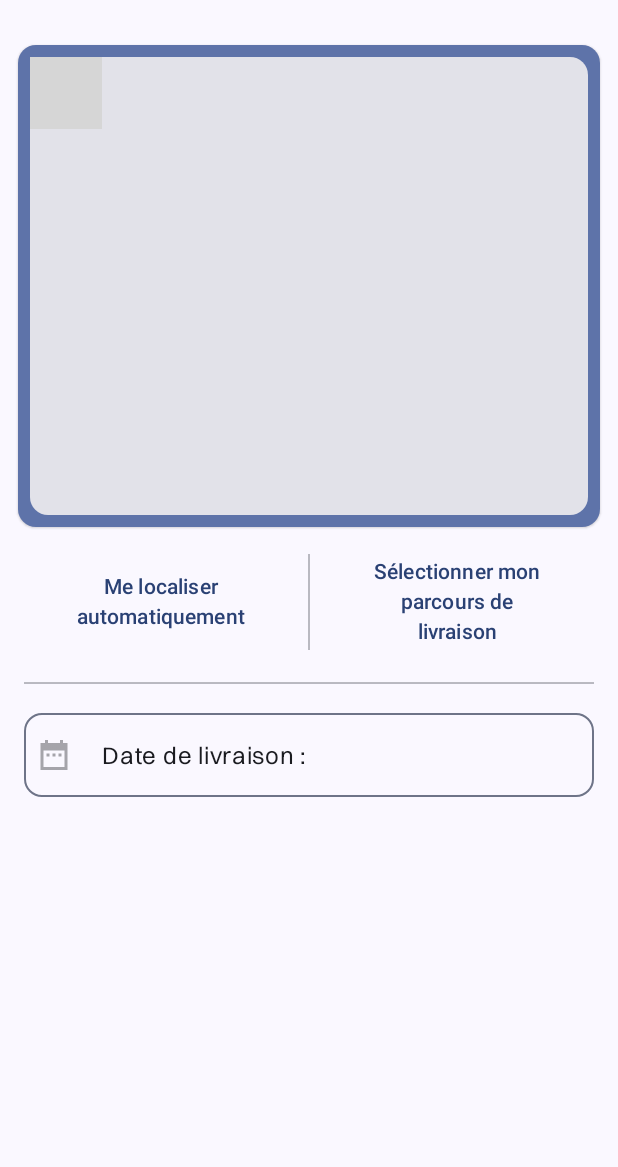
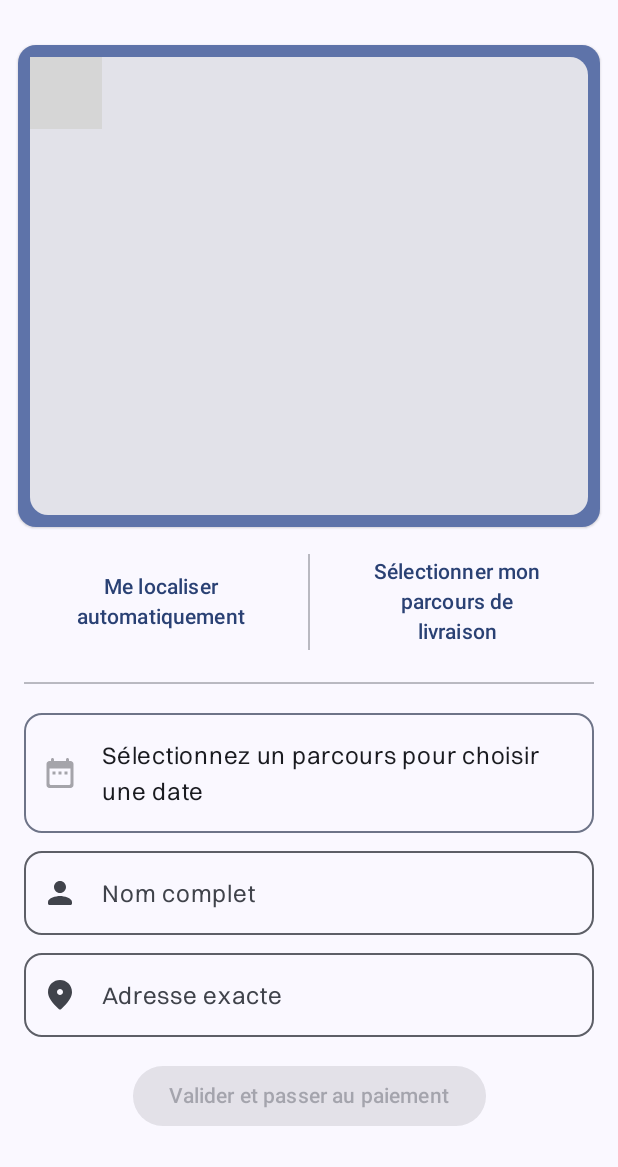
Before and after one commit to MarchalTommy/La_Fromagerie, an Android app built with Jetpack Compose: the DeliveryOptionScreen screen opened through its navigation route, on a phone screen of 412 x 824 dp, the part 69-1236 px from its top. Run offline under Robolectric (Android 15) with nearby library versions, the phone set to English and light mode, and no system bars; libraries missing offline, so code that uses them is left out: com.mapbox.android, com.mapbox.common, com.mapbox.geojson, com.mapbox.maps; Roboto replaces fonts that are not available here; 9 statements that could not run were skipped; grey boxes are pictures that could not be loaded.

Commit message:
* Continued Delivery options: - Added basic user data form

```diff
--- a/app/src/main/java/com/mtdevelopment/lafromagerie/navigation/NavGraph.kt
+++ b/app/src/main/java/com/mtdevelopment/lafromagerie/navigation/NavGraph.kt
@@ -28,7 +28,7 @@ fun NavGraph(
 ) {
     NavHost(
         navController = navController,
-        startDestination = DeliveryOptionScreen,
+        startDestination = HomeScreen,
         modifier = Modifier.padding(paddingValues)
     ) {
 
--- a/checkout/presentation/src/main/java/com/mtdevelopment/checkout/presentation/composable/DateTextField.kt
+++ b/checkout/presentation/src/main/java/com/mtdevelopment/checkout/presentation/composable/DateTextField.kt
@@ -5,7 +5,7 @@ import androidx.compose.foundation.clickable
 import androidx.compose.foundation.layout.fillMaxWidth
 import androidx.compose.foundation.layout.padding
 import androidx.compose.material.icons.Icons
-import androidx.compose.material.icons.sharp.DateRange
+import androidx.compose.material.icons.rounded.DateRange
 import androidx.compose.material3.DatePickerState
 import androidx.compose.material3.ExperimentalMaterial3Api
 import androidx.compose.material3.Icon
@@ -16,6 +16,7 @@ import androidx.compose.material3.ShapeDefaults
 import androidx.compose.material3.Text
 import androidx.compose.runtime.Composable
 import androidx.compose.runtime.MutableState
+import androidx.compose.runtime.State
 import androidx.compose.ui.Modifier
 import androidx.compose.ui.graphics.Color
 import androidx.compose.ui.res.stringResource
@@ -25,14 +26,19 @@ import com.mtdevelopment.checkout.presentation.R
 @OptIn(ExperimentalMaterial3Api::class)
 @Composable
 fun DateTextField(
+    shouldBeClickable: State<Boolean>,
     datePickerVisibility: MutableState<Boolean>,
     datePickerState: DatePickerState,
-    dateFieldText: MutableState<String>,
+    dateFieldText: MutableState<String>
 ) {
     OutlinedTextField(
-        modifier = Modifier.clickable {
-            datePickerVisibility.value = true
-        }.padding(horizontal = 8.dp).fillMaxWidth(),
+        modifier = if (shouldBeClickable.value) {
+            Modifier.clickable {
+                datePickerVisibility.value = true
+            }.padding(horizontal = 8.dp).fillMaxWidth()
+        } else {
+            Modifier.padding(horizontal = 8.dp).fillMaxWidth()
+        },
         value = if (datePickerState.selectableDates.isSelectableDate(
                 datePickerState.selectedDateMillis ?: 0L
             )
@@ -47,7 +53,11 @@ fun DateTextField(
         enabled = false,
         label = {
             Text(
-                stringResource(R.string.delivery_date_label),
+                if (shouldBeClickable.value) {
+                    stringResource(R.string.delivery_date_label)
+                } else {
+                    "Sélectionnez un parcours pour choisir une date"
+                },
                 Modifier.background(Color.Transparent)
             )
         },
@@ -61,7 +71,7 @@ fun DateTextField(
             disabledBorderColor = MaterialTheme.colorScheme.secondaryContainer
         ),
         leadingIcon = {
-            Icon(Icons.Sharp.DateRange, "", Modifier.padding(end = 8.dp))
+            Icon(Icons.Rounded.DateRange, "")
         }
     )
 }
--- /dev/null
+++ b/checkout/presentation/src/main/java/com/mtdevelopment/checkout/presentation/composable/UserInfoComposable.kt
@@ -0,0 +1,40 @@
+package com.mtdevelopment.checkout.presentation.composable
+
+import androidx.compose.foundation.layout.fillMaxWidth
+import androidx.compose.foundation.layout.padding
+import androidx.compose.material3.MaterialTheme
+import androidx.compose.material3.OutlinedTextField
+import androidx.compose.material3.OutlinedTextFieldDefaults
+import androidx.compose.material3.ShapeDefaults
+import androidx.compose.material3.Text
+import androidx.compose.runtime.Composable
+import androidx.compose.runtime.MutableState
+import androidx.compose.ui.Modifier
+import androidx.compose.ui.unit.dp
+
+@Composable
+fun UserInfoComposable(
+    fieldText: MutableState<String>,
+    label: String,
+    leadingIcon: @Composable () -> Unit
+) {
+    OutlinedTextField(
+        modifier = Modifier.padding(start = 8.dp, end = 8.dp).fillMaxWidth(),
+        value = fieldText.value,
+        onValueChange = { text ->
+            fieldText.value = text
+        },
+        label = { Text(label) },
+        shape = ShapeDefaults.Medium,
+        colors = OutlinedTextFieldDefaults.colors(
+            disabledLabelColor = MaterialTheme.colorScheme.onSurface,
+            disabledTextColor = MaterialTheme.colorScheme.onSurface,
+            disabledSupportingTextColor = MaterialTheme.colorScheme.onSurface,
+            unfocusedSupportingTextColor = MaterialTheme.colorScheme.onSurface,
+            disabledBorderColor = MaterialTheme.colorScheme.secondaryContainer
+        ),
+        maxLines = 1,
+        singleLine = true,
+        leadingIcon = leadingIcon
+    )
+}
--- /dev/null
+++ b/checkout/presentation/src/main/java/com/mtdevelopment/checkout/presentation/model/UserInfo.kt
@@ -0,0 +1,6 @@
+package com.mtdevelopment.checkout.presentation.model
+
+data class UserInfo(
+    val userName: String,
+    val userAddress: String
+)
--- a/checkout/presentation/src/main/java/com/mtdevelopment/checkout/presentation/screen/DeliveryOptionScreen.kt
+++ b/checkout/presentation/src/main/java/com/mtdevelopment/checkout/presentation/screen/DeliveryOptionScreen.kt
@@ -7,14 +7,21 @@ import android.os.Build
 import androidx.compose.foundation.layout.Column
 import androidx.compose.foundation.layout.fillMaxSize
 import androidx.compose.foundation.layout.padding
+import androidx.compose.material.icons.Icons
+import androidx.compose.material.icons.rounded.Person
+import androidx.compose.material.icons.rounded.Place
+import androidx.compose.material3.Button
 import androidx.compose.material3.ExperimentalMaterial3Api
 import androidx.compose.material3.HorizontalDivider
+import androidx.compose.material3.Icon
 import androidx.compose.material3.Surface
+import androidx.compose.material3.Text
 import androidx.compose.runtime.Composable
 import androidx.compose.runtime.LaunchedEffect
 import androidx.compose.runtime.collectAsState
 import androidx.compose.runtime.mutableStateOf
 import androidx.compose.runtime.remember
+import androidx.compose.ui.Alignment
 import androidx.compose.ui.Modifier
 import androidx.compose.ui.platform.LocalContext
 import androidx.compose.ui.tooling.preview.Preview
@@ -33,12 +40,14 @@ import com.mtdevelopment.checkout.presentation.composable.LocalisationTextCompos
 import com.mtdevelopment.checkout.presentation.composable.LocalisationTypePicker
 import com.mtdevelopment.checkout.presentation.composable.MapBoxComposable
 import com.mtdevelopment.checkout.presentation.composable.RequestLocationPermission
+import com.mtdevelopment.checkout.presentation.composable.UserInfoComposable
 import com.mtdevelopment.checkout.presentation.composable.getDatePickerState
 import com.mtdevelopment.checkout.presentation.model.DeliveryPath
 import com.mtdevelopment.checkout.presentation.model.ShippingDefaultSelectableDates
 import com.mtdevelopment.checkout.presentation.model.ShippingSelectableMetaDates
 import com.mtdevelopment.checkout.presentation.model.ShippingSelectablePontarlierDates
 import com.mtdevelopment.checkout.presentation.model.ShippingSelectableSalinDates
+import com.mtdevelopment.checkout.presentation.model.UserInfo
 import com.mtdevelopment.checkout.presentation.viewmodel.CheckoutViewModel
 import com.mtdevelopment.core.util.ScreenSize
 import com.mtdevelopment.core.util.rememberScreenSize
@@ -105,8 +114,11 @@ fun DeliveryOptionScreen(
             }
         }
 
+    val shouldDatePickerBeClickable = remember { mutableStateOf(false) }
     val datePickerVisibility = remember { mutableStateOf(false) }
     val dateFieldText = remember { mutableStateOf("") }
+    val userNameFieldText = remember { mutableStateOf("") }
+    val userAddressFieldText = remember { mutableStateOf("") }
 
     val localisationPermissionState = remember { mutableStateOf(false) }
 
@@ -119,6 +131,7 @@ fun DeliveryOptionScreen(
     }
 
     LaunchedEffect(selectedPath?.value) {
+        shouldDatePickerBeClickable.value = selectedPath?.value != null
         dateFieldText.value = ""
     }
 
@@ -221,18 +234,48 @@ fun DeliveryOptionScreen(
             )
 
             DateTextField(
+                shouldBeClickable = shouldDatePickerBeClickable,
                 datePickerVisibility = datePickerVisibility,
                 dateFieldText = dateFieldText,
                 datePickerState = datePickerState
             )
 
-            if (datePickerVisibility.value) {
-                DatePickerComposable(
-                    datePickerVisibility = datePickerVisibility,
-                    dateFieldText = dateFieldText,
-                    datePickerState = datePickerState
-                )
+            UserInfoComposable(
+                userNameFieldText,
+                "Nom complet"
+            ) {
+                Icon(Icons.Rounded.Person, "")
             }
+
+            UserInfoComposable(
+                userAddressFieldText,
+                "Adresse exacte"
+            ) {
+                Icon(Icons.Rounded.Place, "")
+            }
+
+            Button(
+                modifier = Modifier.align(Alignment.CenterHorizontally).padding(16.dp),
+                enabled = userNameFieldText.value.isNotBlank() && userAddressFieldText.value.isNotBlank() && dateFieldText.value.isNotBlank(),
+                onClick = {
+                    checkoutViewModel?.setUserInfo(
+                        UserInfo(
+                            userNameFieldText.value,
+                            userAddressFieldText.value
+                        )
+                    )
+                },
+                content = {
+                    Text("Valider et passer au paiement")
+                })
+        }
+
+        if (datePickerVisibility.value) {
+            DatePickerComposable(
+                datePickerVisibility = datePickerVisibility,
+                dateFieldText = dateFieldText,
+                datePickerState = datePickerState
+            )
         }
 
         if (showDeliveryPathPicker.value) {
--- a/checkout/presentation/src/main/res/values/strings.xml
+++ b/checkout/presentation/src/main/res/values/strings.xml
@@ -7,7 +7,7 @@
     <string name="auto_geoloc_success">Vous avez été géolocalisé sur le parcours de livraison désservant %1s.\nSi ce n\'est pas exacte, merci de sélectionner votre parcours manuellement avec le bouton ci-dessus.</string>
     <string name="auto_geoloc_not_on_path">L\'adresse à laquelle vous avez été géolocalisé ne semble pas sur un parcours de livraison…\nVous pouvez choisir un parcours manuellement en cliquant sur le bouton ci-dessus.</string>
     <string name="manual_path_chosen">Vous avez choisis le parcours de livraison %1s. Vous pourrez choisir une date de livraison correspondante à cette zone.</string>
-    <string name="delivery_date_label">Date de livraison :</string>
+    <string name="delivery_date_label">Date de livraison</string>
     <string name="mapbox_style_URL" translatable="false">mapbox://styles/marchaldevelopment/cm1gh7eih002r01pe96i52fga</string>
     <string name="mapbox_style_key" translatable="false">Basic</string>
 </resources>
```
Also changed, not shown: checkout/presentation/src/main/java/com/mtdevelopment/checkout/presentation/viewmodel/CheckoutViewModel.kt (+8 -1 lines).
